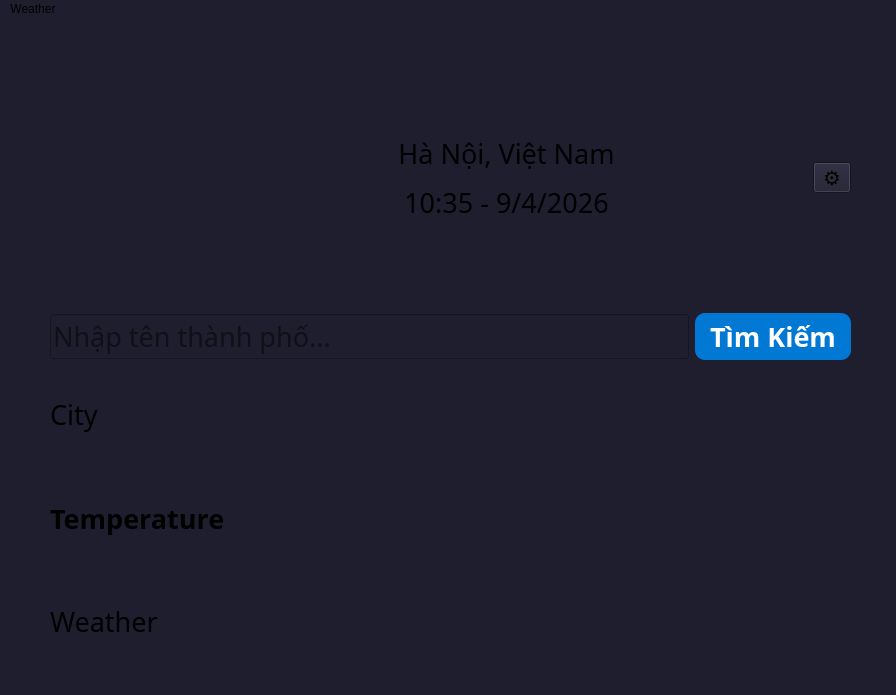
Old version of the form mainwindow.ui in the repository giabao070804/Qt-Weather-UI.
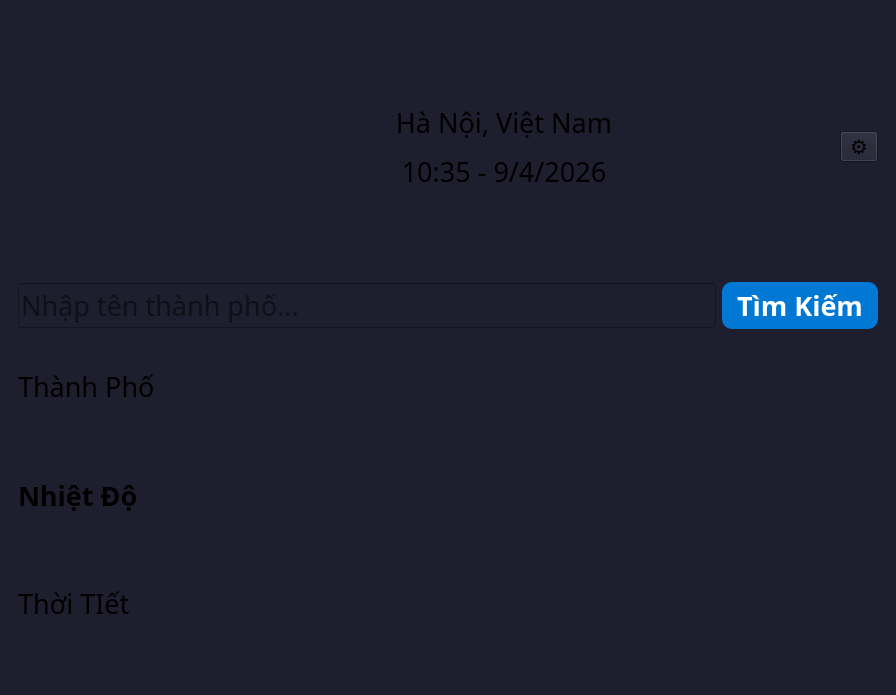
New version of the form. The open tabs and pages were chosen to show the change. Icons and pictures are not drawn.

Commit message: sửa lỗi

```diff
--- a/mainwindow.ui
+++ b/mainwindow.ui
@@ -23,28 +23,27 @@
    <string notr="true">background-color: #1e1e2f;</string>
   </property>
   <widget class="QWidget" name="centralwidget">
+   <property name="minimumSize">
+    <size>
+     <width>896</width>
+     <height>0</height>
+    </size>
+   </property>
+   <property name="maximumSize">
+    <size>
+     <width>896</width>
+     <height>16777215</height>
+    </size>
+   </property>
+   <layout class="QHBoxLayout" name="horizontalLayout_4">
+    <item>
    <widget class="QStackedWidget" name="stackedWidget">
-    <property name="geometry">
-     <rect>
-      <x>30</x>
-      <y>20</y>
-      <width>841</width>
-      <height>651</height>
-     </rect>
-    </property>
     <property name="currentIndex">
-     <number>0</number>
+       <number>1</number>
     </property>
     <widget class="QWidget" name="page">
-     <widget class="QWidget" name="verticalLayoutWidget">
-      <property name="geometry">
-       <rect>
-        <x>20</x>
-        <y>10</y>
-        <width>801</width>
-        <height>621</height>
-       </rect>
-      </property>
+       <layout class="QVBoxLayout" name="verticalLayout_3">
+        <item>
       <layout class="QVBoxLayout" name="verticalLayout">
        <item>
         <layout class="QHBoxLayout" name="horizontalLayout_2">
@@ -182,7 +181,7 @@
           </font>
          </property>
          <property name="text">
-          <string>City</string>
+             <string>Thành Phố</string>
          </property>
         </widget>
        </item>
@@ -199,7 +198,7 @@
           <string notr="true">font-weight: bold;</string>
          </property>
          <property name="text">
-          <string>Temperature</string>
+             <string>Nhiệt Độ</string>
          </property>
         </widget>
        </item>
@@ -212,23 +211,17 @@
           </font>
          </property>
          <property name="text">
-          <string>Weather</string>
+             <string>Thời TIết</string>
          </property>
         </widget>
        </item>
       </layout>
-     </widget>
+        </item>
+       </layout>
     </widget>
     <widget class="QWidget" name="page_2">
-     <widget class="QWidget" name="verticalLayoutWidget_2">
-      <property name="geometry">
-       <rect>
-        <x>80</x>
-        <y>40</y>
-        <width>691</width>
-        <height>551</height>
-       </rect>
-      </property>
+       <layout class="QVBoxLayout" name="verticalLayout_4">
+        <item>
       <layout class="QVBoxLayout" name="verticalLayout_2">
        <item>
         <widget class="QToolButton" name="settingButton2">
@@ -421,27 +414,14 @@
         </spacer>
        </item>
       </layout>
-     </widget>
-    </widget>
-   </widget>
+        </item>
+       </layout>
+      </widget>
+     </widget>
+    </item>
+   </layout>
   </widget>
   <widget class="QStatusBar" name="statusbar"/>
-  <widget class="QMenuBar" name="menubar">
-   <property name="geometry">
-    <rect>
-     <x>0</x>
-     <y>0</y>
-     <width>896</width>
-     <height>33</height>
-    </rect>
-   </property>
-   <widget class="QMenu" name="menuWeather">
-    <property name="title">
-     <string>Weather</string>
-    </property>
-   </widget>
-   <addaction name="menuWeather"/>
-  </widget>
  </widget>
  <resources>
   <include location="Resources.qrc"/>
```
Left out of the diff: 2 changed lines with no effect on the pictures. Lines whose indentation alone changed are shown as unchanged. The commit also changes 1 other file.
